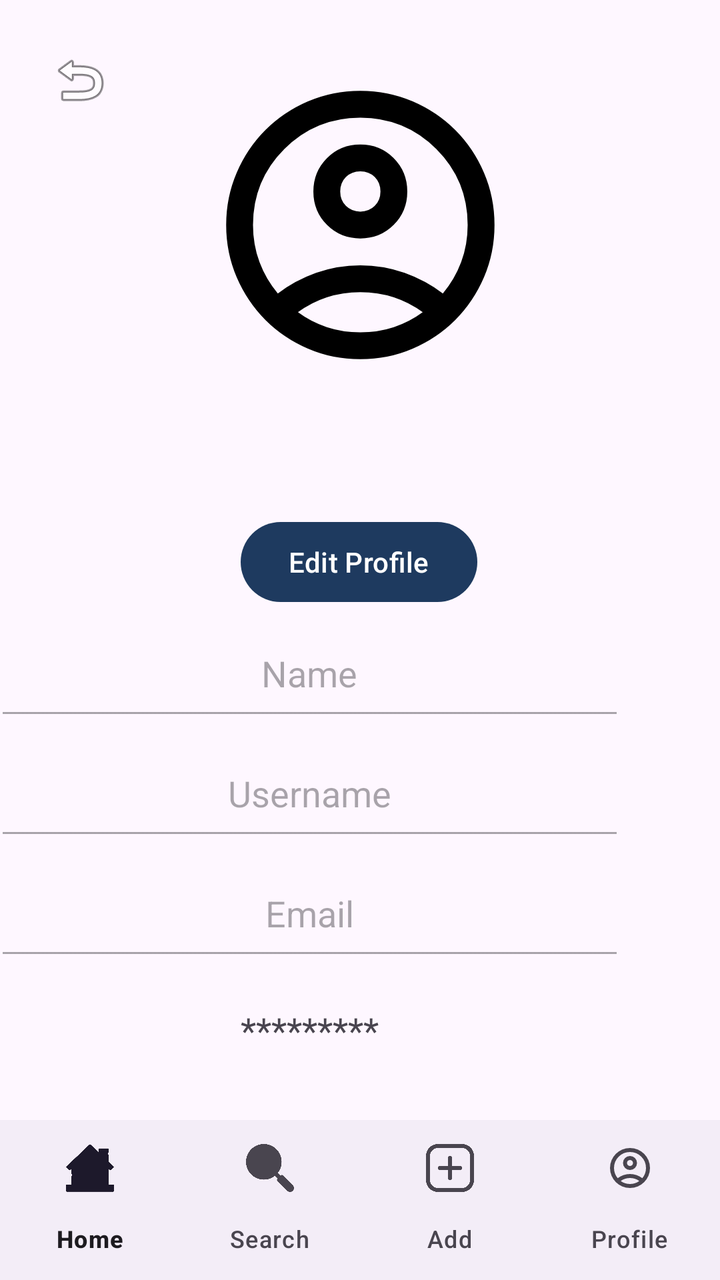
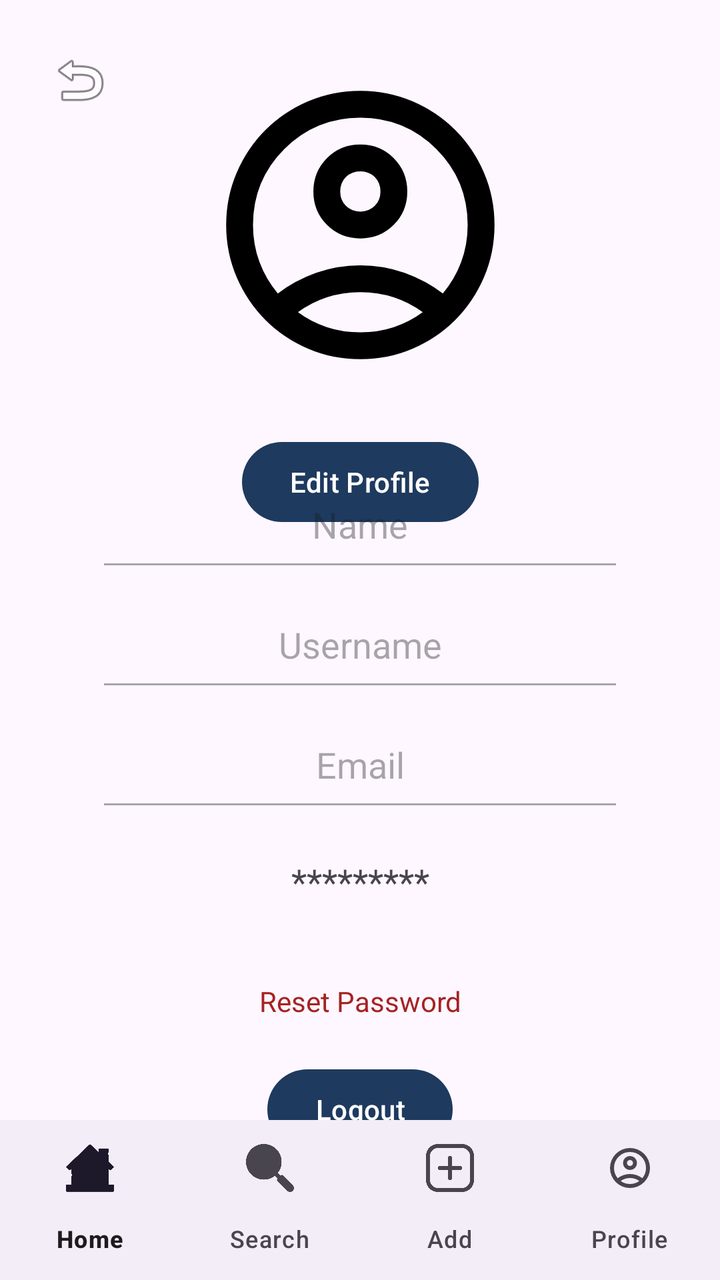

Before-and-after screenshots of an Android layout around one commit, followed by the original layout XML and the change that was made.
<!-- AndroidManifest.xml: application theme Theme.WooferProject -->
<!-- res/layout/profile_page.xml -->
<androidx.constraintlayout.widget.ConstraintLayout xmlns:android="http://schemas.android.com/apk/res/android"
    xmlns:app="http://schemas.android.com/apk/res-auto"
    xmlns:tools="http://schemas.android.com/tools"
    android:layout_width="match_parent"
    android:layout_height="match_parent">

    <ImageButton
        android:id="@+id/return_profile"
        android:layout_width="48dp"
        android:layout_height="48dp"
        android:layout_marginStart="16dp"
        android:layout_marginTop="16dp"
        android:background="?attr/selectableItemBackgroundBorderless"
        android:src="@android:drawable/ic_menu_revert"
        app:layout_constraintStart_toStartOf="parent"
        app:layout_constraintTop_toTopOf="parent"
        tools:ignore="ContentDescription" />

    <ImageView
        android:id="@+id/imageView"
        android:layout_width="165dp"
        android:layout_height="161dp"
        android:layout_marginTop="32dp"
        app:layout_constraintEnd_toEndOf="parent"
        app:layout_constraintStart_toStartOf="parent"
        app:layout_constraintTop_toTopOf="parent"
        android:src="@drawable/profile" />

    <EditText
        android:id="@+id/profile_name"
        android:layout_width="315dp"
        android:layout_height="60dp"
        android:layout_marginStart="48dp"
        android:layout_marginEnd="48dp"
        android:enabled="false"
        android:gravity="center"
        android:text="Name"
        android:textSize="18sp"
        app:layout_constraintBottom_toTopOf="@+id/profile_username"
        app:layout_constraintEnd_toEndOf="parent"
        app:layout_constraintHorizontal_bias="1.0"
        app:layout_constraintStart_toStartOf="parent"
        app:layout_constraintTop_toBottomOf="@+id/editProfile"
        app:layout_constraintVertical_chainStyle="spread" />

    <TextView
        android:id="@+id/profile_reset_password"
        android:layout_width="315dp"
        android:layout_height="60dp"
        android:layout_marginStart="48dp"
        android:layout_marginEnd="48dp"
        android:clickable="true"
        android:focusable="true"
        android:gravity="center"
        android:text="Reset Password"
        android:textColor="@color/black"
        app:layout_constraintBottom_toTopOf="@+id/logout"
        app:layout_constraintEnd_toEndOf="parent"
        app:layout_constraintHorizontal_bias="1.0"
        app:layout_constraintStart_toStartOf="parent"
        app:layout_constraintTop_toBottomOf="@+id/profile_password" />

    <Button
        android:id="@+id/editProfile"
        android:layout_width="wrap_content"
        android:layout_height="wrap_content"
        android:layout_marginTop="64dp"
        android:text="Edit Profile"
        app:layout_constraintEnd_toEndOf="parent"
        app:layout_constraintHorizontal_bias="0.498"
        app:layout_constraintStart_toStartOf="parent"
        app:layout_constraintTop_toBottomOf="@+id/imageView" />

    <EditText
        android:id="@+id/profile_username"
        android:layout_width="315dp"
        android:layout_height="60dp"
        android:layout_marginStart="48dp"
        android:layout_marginEnd="48dp"
        android:enabled="false"
        android:gravity="center"
        android:text="Username"
        android:textSize="18sp"
        app:layout_constraintBottom_toTopOf="@+id/profile_email"
        app:layout_constraintEnd_toEndOf="parent"
        app:layout_constraintHorizontal_bias="1.0"
        app:layout_constraintStart_toStartOf="parent"
        app:layout_constraintTop_toBottomOf="@+id/profile_name" />

    <EditText
        android:id="@+id/profile_email"
        android:layout_width="315dp"
        android:layout_height="60dp"
        android:layout_marginStart="48dp"
        android:layout_marginEnd="48dp"
        android:enabled="false"
        android:gravity="center"
        android:text="Email"
        android:textSize="18sp"
        app:layout_constraintBottom_toTopOf="@+id/profile_password"
        app:layout_constraintEnd_toEndOf="parent"
        app:layout_constraintHorizontal_bias="1.0"
        app:layout_constraintStart_toStartOf="parent"
        app:layout_constraintTop_toBottomOf="@+id/profile_username" />

    <TextView
        android:id="@+id/profile_password"
        android:layout_width="315dp"
        android:layout_height="60dp"
        android:layout_marginStart="48dp"
        android:layout_marginEnd="48dp"
        android:gravity="center"
        android:text="*********"
        android:textSize="18sp"
        app:layout_constraintBottom_toTopOf="@+id/profile_reset_password"
        app:layout_constraintEnd_toEndOf="parent"
        app:layout_constraintHorizontal_bias="1.0"
        app:layout_constraintStart_toStartOf="parent"
        app:layout_constraintTop_toBottomOf="@+id/profile_email" />

    <LinearLayout
        android:id="@+id/buttons_container"
        android:layout_width="wrap_content"
        android:layout_height="wrap_content"
        android:orientation="horizontal"
        app:layout_constraintEnd_toEndOf="parent"
        app:layout_constraintStart_toStartOf="parent"
        app:layout_constraintTop_toBottomOf="@+id/profile_reset_password">

        <Button
            android:id="@+id/logout"
            android:layout_width="wrap_content"
            android:layout_height="wrap_content"
            android:layout_marginEnd="16dp"
            android:text="Logout" />

        <Button
            android:id="@+id/delete_account"
            android:layout_width="wrap_content"
            android:layout_height="wrap_content"
            android:backgroundTint="#FF0000"
            android:text="Delete Account"
            android:textColor="#FFFFFF"
            android:visibility="gone" />
    </LinearLayout>
    <com.google.android.material.bottomnavigation.BottomNavigationView
        android:id="@+id/navigationBar"
        android:layout_width="0dp"
        android:layout_height="wrap_content"
        app:labelVisibilityMode="labeled"
        app:layout_constraintBottom_toBottomOf="parent"
        app:layout_constraintEnd_toEndOf="parent"
        app:layout_constraintHorizontal_bias="0.0"
        app:layout_constraintStart_toStartOf="parent"
        app:menu="@menu/bottom_menu" />

</androidx.constraintlayout.widget.ConstraintLayout>
<!-- resources referenced by this layout -->
<resources>
  <color name="black">#FF000000</color>
  <!-- drawable profile (drawable) -->
  <vector xmlns:android="http://schemas.android.com/apk/res/android" android:height="240dp" android:tint="#000000" android:viewportHeight="960" android:viewportWidth="960" android:width="240dp">
        
      <path android:fillColor="@android:color/white" android:pathData="M234,684Q285,645 348,622.5Q411,600 480,600Q549,600 612,622.5Q675,645 726,684Q761,643 780.5,591Q800,539 800,480Q800,347 706.5,253.5Q613,160 480,160Q347,160 253.5,253.5Q160,347 160,480Q160,539 179.5,591Q199,643 234,684ZM380.5,479.5Q340,439 340,380Q340,321 380.5,280.5Q421,240 480,240Q539,240 579.5,280.5Q620,321 620,380Q620,439 579.5,479.5Q539,520 480,520Q421,520 380.5,479.5ZM480,880Q397,880 324,848.5Q251,817 197,763Q143,709 111.5,636Q80,563 80,480Q80,397 111.5,324Q143,251 197,197Q251,143 324,111.5Q397,80 480,80Q563,80 636,111.5Q709,143 763,197Q817,251 848.5,324Q880,397 880,480Q880,563 848.5,636Q817,709 763,763Q709,817 636,848.5Q563,880 480,880ZM580,784.5Q627,769 666,740Q627,711 580,695.5Q533,680 480,680Q427,680 380,695.5Q333,711 294,740Q333,769 380,784.5Q427,800 480,800Q533,800 580,784.5ZM523,423Q540,406 540,380Q540,354 523,337Q506,320 480,320Q454,320 437,337Q420,354 420,380Q420,406 437,423Q454,440 480,440Q506,440 523,423ZM480,380Q480,380 480,380Q480,380 480,380Q480,380 480,380Q480,380 480,380Q480,380 480,380Q480,380 480,380Q480,380 480,380Q480,380 480,380ZM480,740Q480,740 480,740Q480,740 480,740Q480,740 480,740Q480,740 480,740Q480,740 480,740Q480,740 480,740Q480,740 480,740Q480,740 480,740Z"/>
      
  </vector>
  <style name="Theme.WooferProject" parent="Base.Theme.WooferProject" />
  <style name="Base.Theme.WooferProject" parent="Theme.Material3.DayNight.NoActionBar">
          
          <item name="colorPrimary">@color/magnet_blue</item>
          <item name="colorOnPrimary">@color/white</item>
          <item name="colorPrimaryContainer">@color/magnet_blue</item>
          <item name="colorOnPrimaryContainer">@color/white</item>
      </style>
  <color name="magnet_blue">#1E3A5F</color>
  <color name="white">#FFFFFFFF</color>
</resources>

<!-- the commit's change to res/layout/profile_page.xml (unified diff, before → after) -->
@@ -1,3 +1,4 @@
+<?xml version="1.0" encoding="utf-8"?>
 <androidx.constraintlayout.widget.ConstraintLayout xmlns:android="http://schemas.android.com/apk/res/android"
     xmlns:app="http://schemas.android.com/apk/res-auto"
     xmlns:tools="http://schemas.android.com/tools"
@@ -21,14 +22,24 @@
         android:layout_width="165dp"
         android:layout_height="161dp"
         android:layout_marginTop="32dp"
+        android:src="@drawable/profile"
         app:layout_constraintEnd_toEndOf="parent"
         app:layout_constraintStart_toStartOf="parent"
-        app:layout_constraintTop_toTopOf="parent"
-        android:src="@drawable/profile" />
+        app:layout_constraintTop_toTopOf="parent" />
+
+    <Button
+        android:id="@+id/editProfile"
+        android:layout_width="wrap_content"
+        android:layout_height="wrap_content"
+        android:layout_marginTop="24dp"
+        android:text="Edit Profile"
+        app:layout_constraintEnd_toEndOf="parent"
+        app:layout_constraintStart_toStartOf="parent"
+        app:layout_constraintTop_toBottomOf="@+id/imageView" />
 
     <EditText
         android:id="@+id/profile_name"
-        android:layout_width="315dp"
+        android:layout_width="0dp"
         android:layout_height="60dp"
         android:layout_marginStart="48dp"
         android:layout_marginEnd="48dp"
@@ -38,42 +49,13 @@
         android:textSize="18sp"
         app:layout_constraintBottom_toTopOf="@+id/profile_username"
         app:layout_constraintEnd_toEndOf="parent"
-        app:layout_constraintHorizontal_bias="1.0"
         app:layout_constraintStart_toStartOf="parent"
         app:layout_constraintTop_toBottomOf="@+id/editProfile"
         app:layout_constraintVertical_chainStyle="spread" />
 
-    <TextView
-        android:id="@+id/profile_reset_password"
-        android:layout_width="315dp"
-        android:layout_height="60dp"
-        android:layout_marginStart="48dp"
-        android:layout_marginEnd="48dp"
-        android:clickable="true"
-        android:focusable="true"
-        android:gravity="center"
-        android:text="Reset Password"
-        android:textColor="@color/black"
-        app:layout_constraintBottom_toTopOf="@+id/logout"
-        app:layout_constraintEnd_toEndOf="parent"
-        app:layout_constraintHorizontal_bias="1.0"
-        app:layout_constraintStart_toStartOf="parent"
-        app:layout_constraintTop_toBottomOf="@+id/profile_password" />
-
-    <Button
-        android:id="@+id/editProfile"
-        android:layout_width="wrap_content"
-        android:layout_height="wrap_content"
-        android:layout_marginTop="64dp"
-        android:text="Edit Profile"
-        app:layout_constraintEnd_toEndOf="parent"
-        app:layout_constraintHorizontal_bias="0.498"
-        app:layout_constraintStart_toStartOf="parent"
-        app:layout_constraintTop_toBottomOf="@+id/imageView" />
-
     <EditText
         android:id="@+id/profile_username"
-        android:layout_width="315dp"
+        android:layout_width="0dp"
         android:layout_height="60dp"
         android:layout_marginStart="48dp"
         android:layout_marginEnd="48dp"
@@ -83,13 +65,12 @@
         android:textSize="18sp"
         app:layout_constraintBottom_toTopOf="@+id/profile_email"
         app:layout_constraintEnd_toEndOf="parent"
-        app:layout_constraintHorizontal_bias="1.0"
         app:layout_constraintStart_toStartOf="parent"
         app:layout_constraintTop_toBottomOf="@+id/profile_name" />
 
     <EditText
         android:id="@+id/profile_email"
-        android:layout_width="315dp"
+        android:layout_width="0dp"
         android:layout_height="60dp"
         android:layout_marginStart="48dp"
         android:layout_marginEnd="48dp"
@@ -99,13 +80,12 @@
         android:textSize="18sp"
         app:layout_constraintBottom_toTopOf="@+id/profile_password"
         app:layout_constraintEnd_toEndOf="parent"
-        app:layout_constraintHorizontal_bias="1.0"
         app:layout_constraintStart_toStartOf="parent"
         app:layout_constraintTop_toBottomOf="@+id/profile_username" />
 
     <TextView
         android:id="@+id/profile_password"
-        android:layout_width="315dp"
+        android:layout_width="0dp"
         android:layout_height="60dp"
         android:layout_marginStart="48dp"
         android:layout_marginEnd="48dp"
@@ -114,15 +94,32 @@
         android:textSize="18sp"
         app:layout_constraintBottom_toTopOf="@+id/profile_reset_password"
         app:layout_constraintEnd_toEndOf="parent"
-        app:layout_constraintHorizontal_bias="1.0"
         app:layout_constraintStart_toStartOf="parent"
         app:layout_constraintTop_toBottomOf="@+id/profile_email" />
+
+    <TextView
+        android:id="@+id/profile_reset_password"
+        android:layout_width="0dp"
+        android:layout_height="60dp"
+        android:layout_marginStart="48dp"
+        android:layout_marginEnd="48dp"
+        android:clickable="true"
+        android:focusable="true"
+        android:gravity="center"
+        android:text="Reset Password"
+        android:textColor="#A42323"
+        app:layout_constraintBottom_toTopOf="@+id/buttons_container"
+        app:layout_constraintEnd_toEndOf="parent"
+        app:layout_constraintStart_toStartOf="parent"
+        app:layout_constraintTop_toBottomOf="@+id/profile_password" />
 
     <LinearLayout
         android:id="@+id/buttons_container"
         android:layout_width="wrap_content"
         android:layout_height="wrap_content"
+        android:layout_marginBottom="16dp"
         android:orientation="horizontal"
+        app:layout_constraintBottom_toTopOf="@+id/navigationBar"
         app:layout_constraintEnd_toEndOf="parent"
         app:layout_constraintStart_toStartOf="parent"
         app:layout_constraintTop_toBottomOf="@+id/profile_reset_password">
@@ -131,7 +128,6 @@
             android:id="@+id/logout"
             android:layout_width="wrap_content"
             android:layout_height="wrap_content"
-            android:layout_marginEnd="16dp"
             android:text="Logout" />
 
         <Button
@@ -143,6 +139,7 @@
             android:textColor="#FFFFFF"
             android:visibility="gone" />
     </LinearLayout>
+
     <com.google.android.material.bottomnavigation.BottomNavigationView
         android:id="@+id/navigationBar"
         android:layout_width="0dp"
@@ -150,7 +147,6 @@
         app:labelVisibilityMode="labeled"
         app:layout_constraintBottom_toBottomOf="parent"
         app:layout_constraintEnd_toEndOf="parent"
-        app:layout_constraintHorizontal_bias="0.0"
         app:layout_constraintStart_toStartOf="parent"
         app:menu="@menu/bottom_menu" />
 
<!-- resource entries referenced after the edit -->
@@ -1,6 +1,5 @@
 <!-- resources referenced by this layout -->
 <resources>
-  <color name="black">#FF000000</color>
   <!-- drawable profile (drawable) -->
   <vector xmlns:android="http://schemas.android.com/apk/res/android" android:height="240dp" android:tint="#000000" android:viewportHeight="960" android:viewportWidth="960" android:width="240dp">
         
